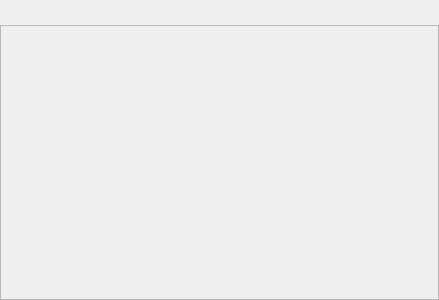
The window that src/View/AmbListPage/TabView/TabView.ui (thefinalcutbg/DinoDent) describes before a commit, drawn with Qt 5.
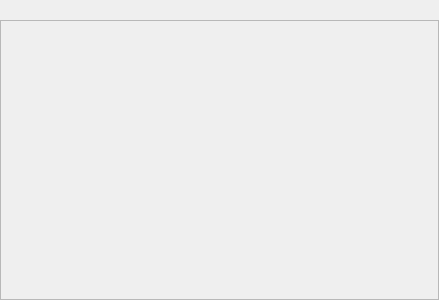
The same window after the commit. Custom widgets are drawn as their Qt base class.

Patch:
```diff
--- a/src/View/AmbListPage/TabView/TabView.ui
+++ b/src/View/AmbListPage/TabView/TabView.ui
@@ -40,9 +40,12 @@
      <property name="minimumSize">
       <size>
        <width>0</width>
-       <height>25</height>
+       <height>20</height>
       </size>
      </property>
+     <property name="layoutDirection">
+      <enum>Qt::LeftToRight</enum>
+     </property>
     </widget>
    </item>
    <item>
@@ -50,13 +53,16 @@
      <property name="widgetResizable">
       <bool>true</bool>
      </property>
+     <property name="alignment">
+      <set>Qt::AlignLeading|Qt::AlignLeft|Qt::AlignVCenter</set>
+     </property>
      <widget class="QWidget" name="scrollAreaWidgetContents">
       <property name="geometry">
        <rect>
         <x>0</x>
         <y>0</y>
         <width>437</width>
-        <height>273</height>
+        <height>278</height>
        </rect>
       </property>
      </widget>
```
